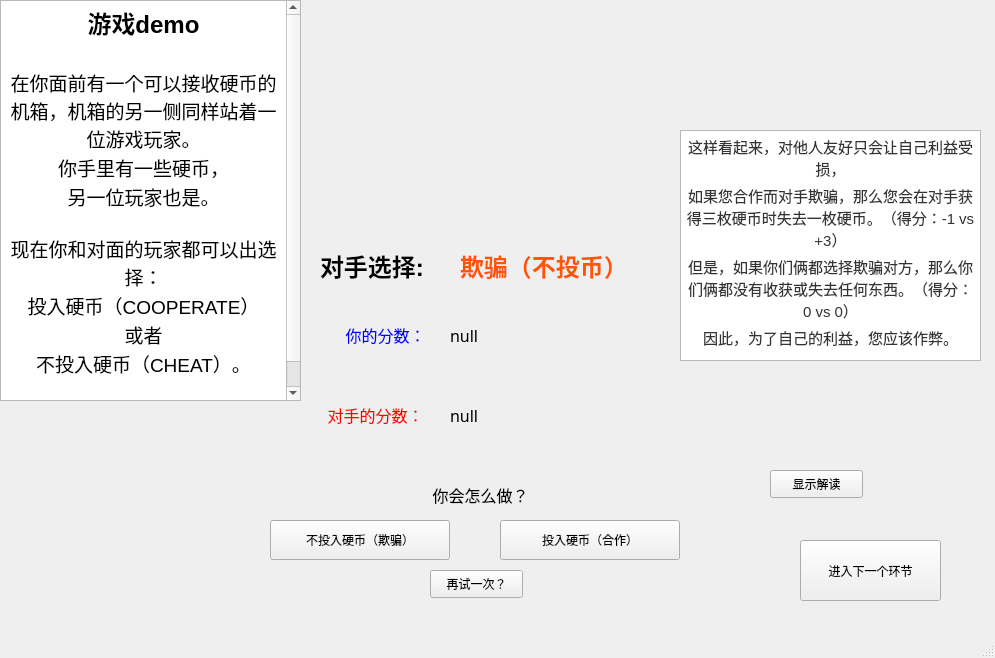
Qt form onegame.ui (mqqqqj/C-Course-Design) before a commit.
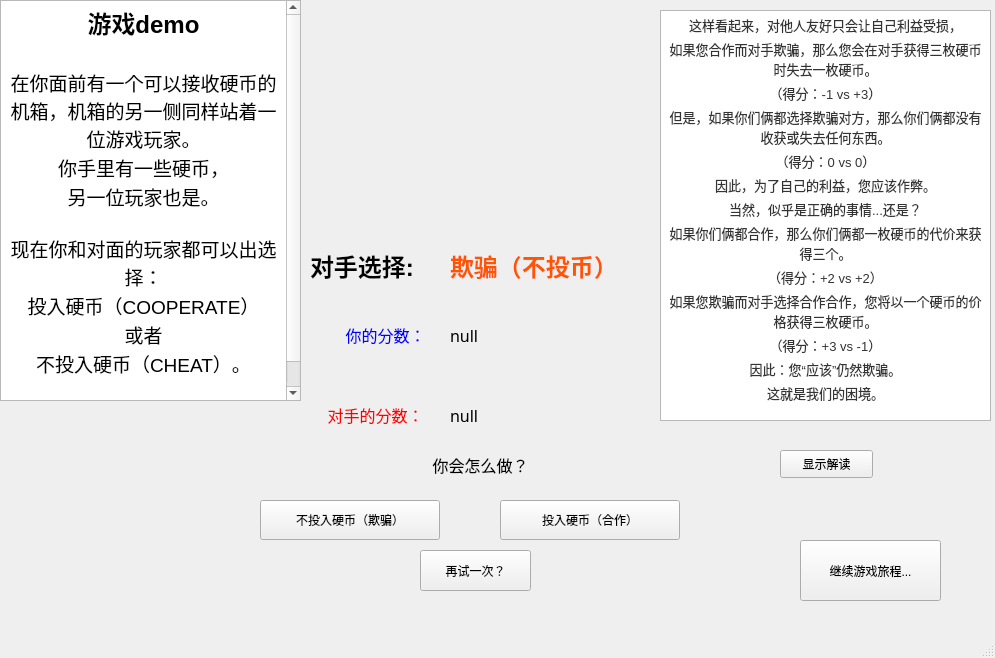
The same form after that commit.

Diff of the .ui file:
```diff
--- a/onegame.ui
+++ b/onegame.ui
@@ -46,7 +46,7 @@
     <property name="geometry">
      <rect>
       <x>250</x>
-      <y>480</y>
+      <y>450</y>
       <width>461</width>
       <height>31</height>
      </rect>
@@ -58,8 +58,8 @@
    <widget class="QPushButton" name="pushButton">
     <property name="geometry">
      <rect>
-      <x>270</x>
-      <y>520</y>
+      <x>260</x>
+      <y>500</y>
       <width>180</width>
       <height>40</height>
      </rect>
@@ -72,7 +72,7 @@
     <property name="geometry">
      <rect>
       <x>500</x>
-      <y>520</y>
+      <y>500</y>
       <width>180</width>
       <height>40</height>
      </rect>
@@ -151,7 +151,7 @@
    <widget class="QLabel" name="label_2">
     <property name="geometry">
      <rect>
-      <x>460</x>
+      <x>450</x>
       <y>230</y>
       <width>271</width>
       <height>71</height>
@@ -171,16 +171,16 @@
      </rect>
     </property>
     <property name="text">
-     <string>进入下一个环节</string>
+     <string>继续游戏旅程...</string>
     </property>
    </widget>
    <widget class="QPushButton" name="retry">
     <property name="geometry">
      <rect>
-      <x>430</x>
-      <y>570</y>
-      <width>93</width>
-      <height>28</height>
+      <x>420</x>
+      <y>550</y>
+      <width>111</width>
+      <height>41</height>
      </rect>
     </property>
     <property name="text">
@@ -190,7 +190,7 @@
    <widget class="QLabel" name="label_3">
     <property name="geometry">
      <rect>
-      <x>320</x>
+      <x>310</x>
       <y>230</y>
       <width>141</width>
       <height>71</height>
@@ -203,10 +203,10 @@
    <widget class="QTextBrowser" name="noticetext">
     <property name="geometry">
      <rect>
-      <x>680</x>
-      <y>130</y>
-      <width>301</width>
-      <height>231</height>
+      <x>660</x>
+      <y>10</y>
+      <width>331</width>
+      <height>411</height>
      </rect>
     </property>
     <property name="html">
@@ -214,17 +214,26 @@
 &lt;html&gt;&lt;head&gt;&lt;meta name=&quot;qrichtext&quot; content=&quot;1&quot; /&gt;&lt;style type=&quot;text/css&quot;&gt;
 p, li { white-space: pre-wrap; }
 &lt;/style&gt;&lt;/head&gt;&lt;body style=&quot; font-family:'SimSun'; font-size:9pt; font-weight:400; font-style:normal;&quot;&gt;
-&lt;p align=&quot;center&quot; style=&quot; margin-top:0px; margin-bottom:0px; margin-left:0px; margin-right:0px; -qt-block-indent:0; text-indent:0px;&quot;&gt;&lt;span style=&quot; font-family:'Helvetica Neue','Helvetica','Arial','Hiragino Sans GB','Hiragino Sans GB W3','Microsoft YaHei UI','Microsoft YaHei','sans-serif'; font-size:11pt; color:#333333;&quot;&gt;这样看起来，对他人友好只会让自己利益受损，&lt;/span&gt;&lt;/p&gt;
-&lt;p align=&quot;center&quot; style=&quot; margin-top:4px; margin-bottom:4px; margin-left:0px; margin-right:0px; -qt-block-indent:0; text-indent:0px;&quot;&gt;&lt;span style=&quot; font-family:'Helvetica Neue','Helvetica','Arial','Hiragino Sans GB','Hiragino Sans GB W3','Microsoft YaHei UI','Microsoft YaHei','sans-serif'; font-size:11pt; color:#333333;&quot;&gt;如果您合作而对手欺骗，那么您会在对手获得三枚硬币时失去一枚硬币。（得分：-1 vs +3）&lt;/span&gt;&lt;/p&gt;
-&lt;p align=&quot;center&quot; style=&quot; margin-top:4px; margin-bottom:4px; margin-left:0px; margin-right:0px; -qt-block-indent:0; text-indent:0px;&quot;&gt;&lt;span style=&quot; font-family:'Helvetica Neue','Helvetica','Arial','Hiragino Sans GB','Hiragino Sans GB W3','Microsoft YaHei UI','Microsoft YaHei','sans-serif'; font-size:11pt; color:#333333;&quot;&gt;但是，如果你们俩都选择欺骗对方，那么你们俩都没有收获或失去任何东西。（得分：0 vs 0）&lt;/span&gt;&lt;/p&gt;
-&lt;p align=&quot;center&quot; style=&quot; margin-top:4px; margin-bottom:4px; margin-left:0px; margin-right:0px; -qt-block-indent:0; text-indent:0px;&quot;&gt;&lt;span style=&quot; font-family:'Helvetica Neue','Helvetica','Arial','Hiragino Sans GB','Hiragino Sans GB W3','Microsoft YaHei UI','Microsoft YaHei','sans-serif'; font-size:11pt; color:#333333;&quot;&gt;因此，为了自己的利益，您应该作弊。&lt;/span&gt;&lt;/p&gt;&lt;/body&gt;&lt;/html&gt;</string>
+&lt;p align=&quot;center&quot; style=&quot; margin-top:0px; margin-bottom:0px; margin-left:0px; margin-right:0px; -qt-block-indent:0; text-indent:0px;&quot;&gt;&lt;span style=&quot; font-family:'Helvetica Neue','Helvetica','Arial','Hiragino Sans GB','Hiragino Sans GB W3','Microsoft YaHei UI','Microsoft YaHei','sans-serif'; font-size:10pt; color:#333333;&quot;&gt;这样看起来，对他人友好只会让自己利益受损，&lt;/span&gt;&lt;/p&gt;
+&lt;p align=&quot;center&quot; style=&quot; margin-top:4px; margin-bottom:4px; margin-left:0px; margin-right:0px; -qt-block-indent:0; text-indent:0px;&quot;&gt;&lt;span style=&quot; font-family:'Helvetica Neue','Helvetica','Arial','Hiragino Sans GB','Hiragino Sans GB W3','Microsoft YaHei UI','Microsoft YaHei','sans-serif'; font-size:10pt; color:#333333;&quot;&gt;如果您合作而对手欺骗，那么您会在对手获得三枚硬币时失去一枚硬币。&lt;/span&gt;&lt;/p&gt;
+&lt;p align=&quot;center&quot; style=&quot; margin-top:4px; margin-bottom:4px; margin-left:0px; margin-right:0px; -qt-block-indent:0; text-indent:0px;&quot;&gt;&lt;span style=&quot; font-family:'Helvetica Neue','Helvetica','Arial','Hiragino Sans GB','Hiragino Sans GB W3','Microsoft YaHei UI','Microsoft YaHei','sans-serif'; font-size:10pt; color:#333333;&quot;&gt;（得分：-1 vs +3）&lt;/span&gt;&lt;/p&gt;
+&lt;p align=&quot;center&quot; style=&quot; margin-top:4px; margin-bottom:4px; margin-left:0px; margin-right:0px; -qt-block-indent:0; text-indent:0px;&quot;&gt;&lt;span style=&quot; font-family:'Helvetica Neue','Helvetica','Arial','Hiragino Sans GB','Hiragino Sans GB W3','Microsoft YaHei UI','Microsoft YaHei','sans-serif'; font-size:10pt; color:#333333;&quot;&gt;但是，如果你们俩都选择欺骗对方，那么你们俩都没有收获或失去任何东西。&lt;/span&gt;&lt;/p&gt;
+&lt;p align=&quot;center&quot; style=&quot; margin-top:4px; margin-bottom:4px; margin-left:0px; margin-right:0px; -qt-block-indent:0; text-indent:0px;&quot;&gt;&lt;span style=&quot; font-family:'Helvetica Neue','Helvetica','Arial','Hiragino Sans GB','Hiragino Sans GB W3','Microsoft YaHei UI','Microsoft YaHei','sans-serif'; font-size:10pt; color:#333333;&quot;&gt;（得分：0 vs 0）&lt;/span&gt;&lt;/p&gt;
+&lt;p align=&quot;center&quot; style=&quot; margin-top:4px; margin-bottom:4px; margin-left:0px; margin-right:0px; -qt-block-indent:0; text-indent:0px;&quot;&gt;&lt;span style=&quot; font-family:'Helvetica Neue','Helvetica','Arial','Hiragino Sans GB','Hiragino Sans GB W3','Microsoft YaHei UI','Microsoft YaHei','sans-serif'; font-size:10pt; color:#333333;&quot;&gt;因此，为了自己的利益，您应该作弊。&lt;/span&gt;&lt;/p&gt;
+&lt;p align=&quot;center&quot; style=&quot; margin-top:4px; margin-bottom:4px; margin-left:0px; margin-right:0px; -qt-block-indent:0; text-indent:0px;&quot;&gt;&lt;span style=&quot; font-family:'Helvetica Neue','Helvetica','Arial','Hiragino Sans GB','Hiragino Sans GB W3','Microsoft YaHei UI','Microsoft YaHei','sans-serif'; font-size:10pt; color:#333333;&quot;&gt;当然，似乎是正确的事情...还是？&lt;/span&gt;&lt;/p&gt;
+&lt;p align=&quot;center&quot; style=&quot; margin-top:4px; margin-bottom:4px; margin-left:0px; margin-right:0px; -qt-block-indent:0; text-indent:0px;&quot;&gt;&lt;span style=&quot; font-family:'Helvetica Neue','Helvetica','Arial','Hiragino Sans GB','Hiragino Sans GB W3','Microsoft YaHei UI','Microsoft YaHei','sans-serif'; font-size:10pt; color:#333333;&quot;&gt;如果你们俩都合作，那么你们俩都一枚硬币的代价来获得三个。&lt;/span&gt;&lt;/p&gt;
+&lt;p align=&quot;center&quot; style=&quot; margin-top:4px; margin-bottom:4px; margin-left:0px; margin-right:0px; -qt-block-indent:0; text-indent:0px;&quot;&gt;&lt;span style=&quot; font-family:'Helvetica Neue','Helvetica','Arial','Hiragino Sans GB','Hiragino Sans GB W3','Microsoft YaHei UI','Microsoft YaHei','sans-serif'; font-size:10pt; color:#333333;&quot;&gt;（得分：+2 vs +2）&lt;/span&gt;&lt;/p&gt;
+&lt;p align=&quot;center&quot; style=&quot; margin-top:4px; margin-bottom:4px; margin-left:0px; margin-right:0px; -qt-block-indent:0; text-indent:0px;&quot;&gt;&lt;span style=&quot; font-family:'Helvetica Neue','Helvetica','Arial','Hiragino Sans GB','Hiragino Sans GB W3','Microsoft YaHei UI','Microsoft YaHei','sans-serif'; font-size:10pt; color:#333333;&quot;&gt;如果您欺骗而对手选择合作合作，您将以一个硬币的价格获得三枚硬币。&lt;/span&gt;&lt;/p&gt;
+&lt;p align=&quot;center&quot; style=&quot; margin-top:4px; margin-bottom:4px; margin-left:0px; margin-right:0px; -qt-block-indent:0; text-indent:0px;&quot;&gt;&lt;span style=&quot; font-family:'Helvetica Neue','Helvetica','Arial','Hiragino Sans GB','Hiragino Sans GB W3','Microsoft YaHei UI','Microsoft YaHei','sans-serif'; font-size:10pt; color:#333333;&quot;&gt;（得分：+3 vs -1）&lt;/span&gt;&lt;/p&gt;
+&lt;p align=&quot;center&quot; style=&quot; margin-top:4px; margin-bottom:4px; margin-left:0px; margin-right:0px; -qt-block-indent:0; text-indent:0px;&quot;&gt;&lt;span style=&quot; font-family:'Helvetica Neue','Helvetica','Arial','Hiragino Sans GB','Hiragino Sans GB W3','Microsoft YaHei UI','Microsoft YaHei','sans-serif'; font-size:10pt; color:#333333;&quot;&gt;因此：您“应该”仍然欺骗。&lt;/span&gt;&lt;/p&gt;
+&lt;p align=&quot;center&quot; style=&quot; margin-top:4px; margin-bottom:4px; margin-left:0px; margin-right:0px; -qt-block-indent:0; text-indent:0px;&quot;&gt;&lt;span style=&quot; font-family:'Helvetica Neue','Helvetica','Arial','Hiragino Sans GB','Hiragino Sans GB W3','Microsoft YaHei UI','Microsoft YaHei','sans-serif'; font-size:10pt; color:#333333;&quot;&gt;这就是我们的困境。&lt;/span&gt;&lt;/p&gt;&lt;/body&gt;&lt;/html&gt;</string>
     </property>
    </widget>
    <widget class="QPushButton" name="notice">
     <property name="geometry">
      <rect>
-      <x>770</x>
-      <y>470</y>
+      <x>780</x>
+      <y>450</y>
       <width>93</width>
       <height>28</height>
      </rect>
```
